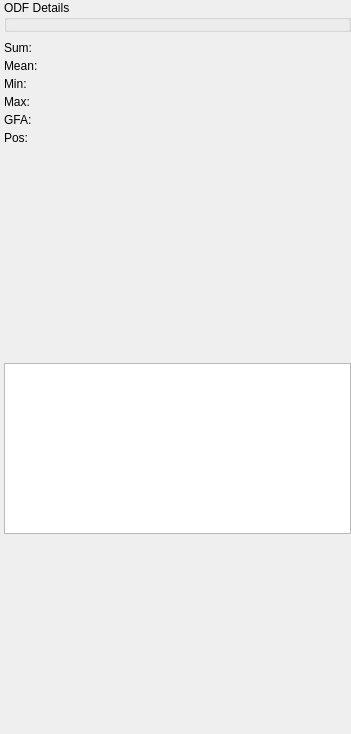
The window that Modules/Bundles/org.mitk.gui.qt.diffusionimaging/src/internal/QmitkODFDetailsViewControls.ui (MITK/MITK) describes before a commit, drawn with Qt 5.
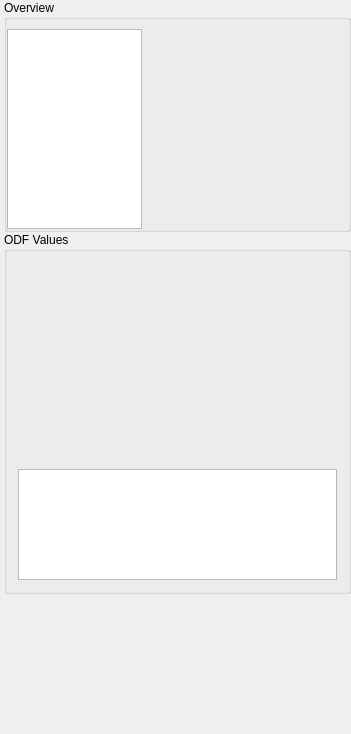
The same window after the commit. Custom widgets are drawn as their Qt base class.

Commit message: odfs are normalied and rotated correctly. tensors are displayed as well. gui changes

The edit to the form file:
```diff
--- a/Modules/Bundles/org.mitk.gui.qt.diffusionimaging/src/internal/QmitkODFDetailsViewControls.ui
+++ b/Modules/Bundles/org.mitk.gui.qt.diffusionimaging/src/internal/QmitkODFDetailsViewControls.ui
@@ -38,9 +38,9 @@
    <item>
     <widget class="QGroupBox" name="groupBox">
      <property name="title">
-      <string>ODF Details</string>
+      <string>Overview</string>
      </property>
-     <layout class="QVBoxLayout" name="verticalLayout">
+     <layout class="QGridLayout" name="gridLayout_4">
       <property name="leftMargin">
        <number>0</number>
       </property>
@@ -53,6 +53,41 @@
       <property name="bottomMargin">
        <number>0</number>
       </property>
+      <item row="0" column="0">
+       <widget class="QTextEdit" name="m_OverviewTextEdit">
+        <property name="sizePolicy">
+         <sizepolicy hsizetype="Expanding" vsizetype="Expanding">
+          <horstretch>0</horstretch>
+          <verstretch>0</verstretch>
+         </sizepolicy>
+        </property>
+        <property name="minimumSize">
+         <size>
+          <width>0</width>
+          <height>0</height>
+         </size>
+        </property>
+        <property name="readOnly">
+         <bool>true</bool>
+        </property>
+       </widget>
+      </item>
+      <item row="0" column="1">
+       <widget class="QmitkODFRenderWidget" name="m_ODFRenderWidget" native="true">
+        <property name="sizePolicy">
+         <sizepolicy hsizetype="Expanding" vsizetype="Expanding">
+          <horstretch>0</horstretch>
+          <verstretch>0</verstretch>
+         </sizepolicy>
+        </property>
+        <property name="minimumSize">
+         <size>
+          <width>200</width>
+          <height>200</height>
+         </size>
+        </property>
+       </widget>
+      </item>
      </layout>
     </widget>
    </item>
@@ -83,165 +118,41 @@
       <property name="spacing">
        <number>0</number>
       </property>
-      <item row="0" column="0">
-       <widget class="QFrame" name="frame">
-        <property name="frameShape">
-         <enum>QFrame::NoFrame</enum>
+     </layout>
+    </widget>
+   </item>
+   <item>
+    <widget class="QGroupBox" name="m_OdfBox">
+     <property name="title">
+      <string>ODF Values</string>
+     </property>
+     <layout class="QGridLayout" name="gridLayout_2">
+      <item row="2" column="0">
+       <widget class="QTextEdit" name="m_OdfValuesTextEdit">
+        <property name="readOnly">
+         <bool>true</bool>
         </property>
-        <property name="frameShadow">
-         <enum>QFrame::Raised</enum>
-        </property>
-        <property name="lineWidth">
-         <number>0</number>
-        </property>
-        <layout class="QFormLayout" name="formLayout">
-         <property name="fieldGrowthPolicy">
-          <enum>QFormLayout::AllNonFixedFieldsGrow</enum>
-         </property>
-         <property name="horizontalSpacing">
-          <number>0</number>
-         </property>
-         <property name="verticalSpacing">
-          <number>4</number>
-         </property>
-         <property name="leftMargin">
-          <number>0</number>
-         </property>
-         <property name="topMargin">
-          <number>9</number>
-         </property>
-         <property name="rightMargin">
-          <number>0</number>
-         </property>
-         <property name="bottomMargin">
-          <number>0</number>
-         </property>
-         <item row="0" column="0">
-          <widget class="QLabel" name="label_2">
-           <property name="text">
-            <string>Sum: </string>
-           </property>
-          </widget>
-         </item>
-         <item row="0" column="1">
-          <widget class="QLabel" name="m_Sum">
-           <property name="text">
-            <string/>
-           </property>
-          </widget>
-         </item>
-         <item row="1" column="0">
-          <widget class="QLabel" name="label_3">
-           <property name="text">
-            <string>Mean: </string>
-           </property>
-          </widget>
-         </item>
-         <item row="1" column="1">
-          <widget class="QLabel" name="m_Mean">
-           <property name="text">
-            <string/>
-           </property>
-          </widget>
-         </item>
-         <item row="5" column="0">
-          <widget class="QLabel" name="label_4">
-           <property name="text">
-            <string>Pos:</string>
-           </property>
-          </widget>
-         </item>
-         <item row="5" column="1">
-          <widget class="QLabel" name="m_Pos">
-           <property name="text">
-            <string/>
-           </property>
-          </widget>
-         </item>
-         <item row="7" column="1">
-          <widget class="QLabel" name="m_Pos_2">
-           <property name="text">
-            <string/>
-           </property>
-          </widget>
-         </item>
-         <item row="2" column="1">
-          <widget class="QLabel" name="m_Min">
-           <property name="text">
-            <string/>
-           </property>
-          </widget>
-         </item>
-         <item row="2" column="0">
-          <widget class="QLabel" name="label_5">
-           <property name="text">
-            <string>Min:</string>
-           </property>
-          </widget>
-         </item>
-         <item row="3" column="1">
-          <widget class="QLabel" name="m_Max">
-           <property name="text">
-            <string/>
-           </property>
-          </widget>
-         </item>
-         <item row="3" column="0">
-          <widget class="QLabel" name="label_6">
-           <property name="text">
-            <string>Max:</string>
-           </property>
-          </widget>
-         </item>
-         <item row="4" column="0">
-          <widget class="QLabel" name="label_7">
-           <property name="text">
-            <string>GFA:</string>
-           </property>
-          </widget>
-         </item>
-         <item row="4" column="1">
-          <widget class="QLabel" name="m_GFA">
-           <property name="text">
-            <string/>
-           </property>
-          </widget>
-         </item>
-        </layout>
        </widget>
       </item>
-      <item row="0" column="1">
-       <widget class="QmitkODFRenderWidget" name="m_ODFRenderWidget" native="true">
+      <item row="1" column="0">
+       <widget class="QmitkODFDetailsWidget" name="m_ODFDetailsWidget" native="true">
         <property name="sizePolicy">
          <sizepolicy hsizetype="Expanding" vsizetype="Expanding">
           <horstretch>0</horstretch>
           <verstretch>0</verstretch>
          </sizepolicy>
         </property>
+        <property name="minimumSize">
+         <size>
+          <width>0</width>
+          <height>200</height>
+         </size>
+        </property>
        </widget>
       </item>
      </layout>
     </widget>
    </item>
-   <item>
-    <widget class="QmitkODFDetailsWidget" name="m_ODFDetailsWidget" native="true">
-     <property name="sizePolicy">
-      <sizepolicy hsizetype="Expanding" vsizetype="Expanding">
-       <horstretch>0</horstretch>
-       <verstretch>0</verstretch>
-      </sizepolicy>
-     </property>
-     <property name="minimumSize">
-      <size>
-       <width>0</width>
-       <height>200</height>
-      </size>
-     </property>
-    </widget>
-   </item>
-   <item>
-    <widget class="QTableWidget" name="m_ODFValueTable"/>
-   </item>
    <item>
     <spacer name="spacer1">
      <property name="orientation">
```
The commit also changes 7 other files.
